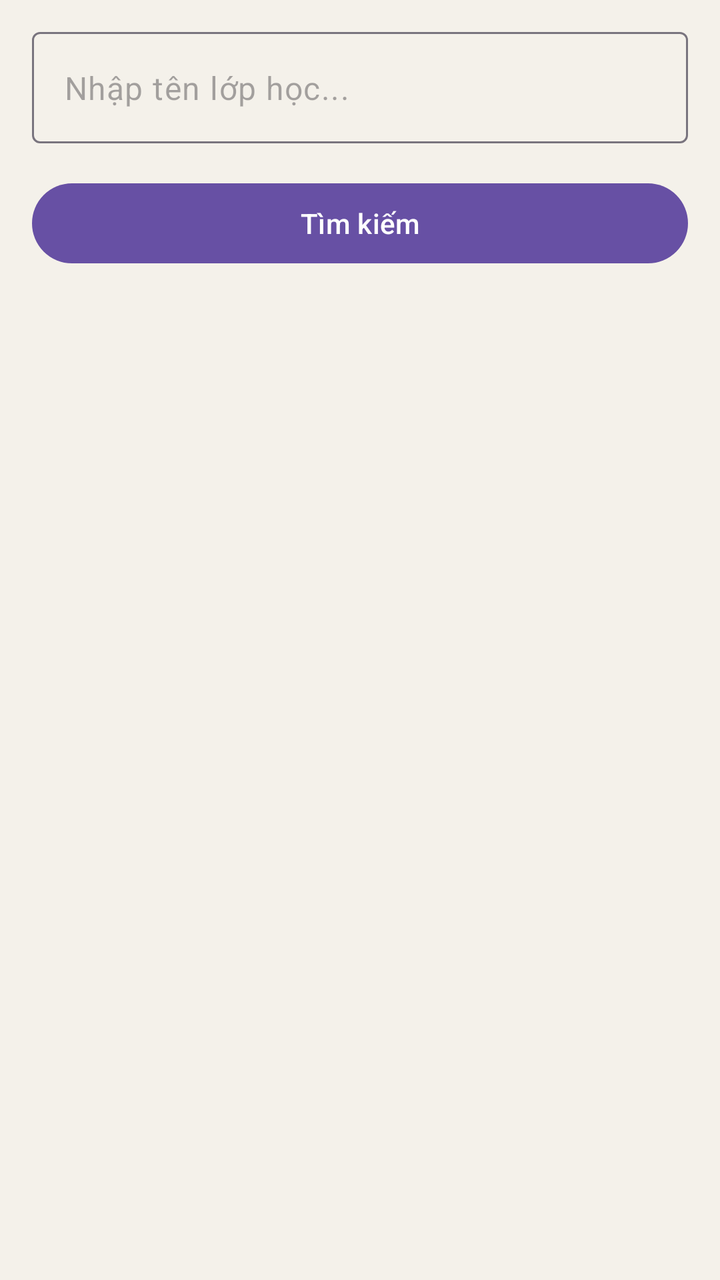
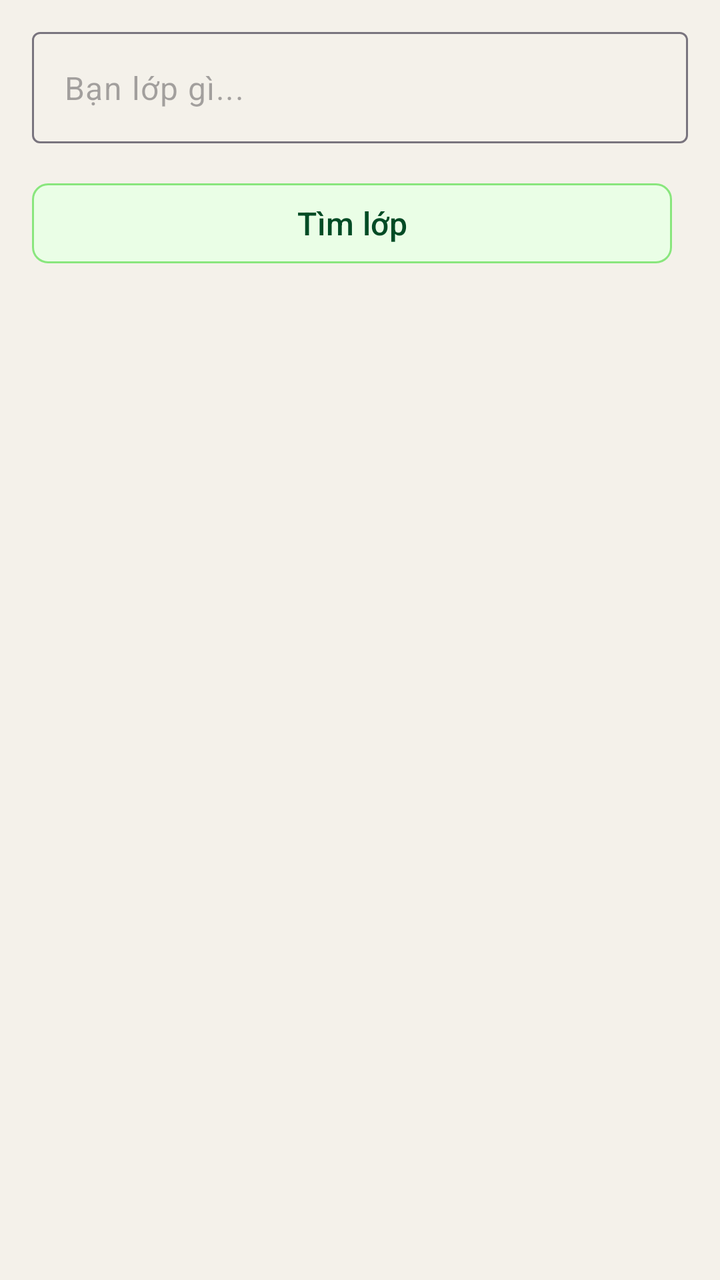

Compare the two renders of this Android layout. The source of the first and the diff that turns it into the second are given below.
<!-- AndroidManifest.xml: application theme Theme.Timetable -->
<!-- res/layout/fragment_class_search.xml -->
<?xml version="1.0" encoding="utf-8"?>
<LinearLayout xmlns:android="http://schemas.android.com/apk/res/android"
    xmlns:app="http://schemas.android.com/apk/res-auto"
    xmlns:tools="http://schemas.android.com/tools"
    android:layout_width="match_parent"
    android:layout_height="match_parent"
    android:background="#F4F1EA"
    android:orientation="vertical"
    android:padding="16dp"
    tools:context=".ClassSearchFragment">

    <com.google.android.material.textfield.TextInputLayout
        android:id="@+id/searchInputLayout"
        android:layout_width="match_parent"
        android:layout_height="wrap_content"
        android:layout_marginBottom="16dp"
        app:hintEnabled="false">

        <com.google.android.material.textfield.TextInputEditText
            android:id="@+id/searchInput"
            android:layout_width="match_parent"
            android:layout_height="wrap_content"
            android:hint="Nhập tên lớp học..."
            android:inputType="text" />

    </com.google.android.material.textfield.TextInputLayout>

    <com.google.android.material.button.MaterialButton
        android:id="@+id/searchButton"
        android:layout_width="match_parent"
        android:layout_height="wrap_content"
        android:layout_marginBottom="16dp"
        android:text="Tìm kiếm" />

    <ProgressBar
        android:id="@+id/loadingProgress"
        android:layout_width="wrap_content"
        android:layout_height="wrap_content"
        android:layout_gravity="center"
        android:visibility="gone" />

    <TextView
        android:id="@+id/noResultsText"
        android:layout_width="match_parent"
        android:layout_height="wrap_content"
        android:gravity="center"
        android:padding="20dp"
        android:text="Không tìm thấy lớp học"
        android:textSize="16sp"
        android:visibility="gone" />

    <androidx.recyclerview.widget.RecyclerView
        android:id="@+id/searchResultsRecyclerView"
        android:layout_width="match_parent"
        android:layout_height="match_parent"
        app:layoutManager="androidx.recyclerview.widget.LinearLayoutManager"
        tools:listitem="@layout/item_class_search_result" />

</LinearLayout>
<!-- res/layout/item_class_search_result.xml (included above) -->
<?xml version="1.0" encoding="utf-8"?>
<LinearLayout xmlns:android="http://schemas.android.com/apk/res/android"
    xmlns:app="http://schemas.android.com/apk/res-auto"
    android:layout_width="match_parent"
    android:layout_height="wrap_content"
    android:background="#FFFFFF"
    android:orientation="vertical"
    android:padding="12dp">

    <TextView
        android:id="@+id/classNameText"
        android:layout_width="match_parent"
        android:layout_height="wrap_content"
        android:textColor="#161616"
        android:textSize="16sp"
        android:textStyle="bold" />

    <TextView
        android:id="@+id/subjectsCountText"
        android:layout_width="match_parent"
        android:layout_height="wrap_content"
        android:layout_marginTop="4dp"
        android:textColor="#666666"
        android:textSize="14sp" />

</LinearLayout>
<!-- resources referenced by this layout -->
<resources>
  <style name="Theme.Timetable" parent="Base.Theme.Timetable" />
  <style name="Base.Theme.Timetable" parent="Theme.Material3.DayNight.NoActionBar">
          
          
      </style>
</resources>

<!-- the commit's change to res/layout/fragment_class_search.xml (unified diff, before → after) -->
@@ -20,7 +20,7 @@
             android:id="@+id/searchInput"
             android:layout_width="match_parent"
             android:layout_height="wrap_content"
-            android:hint="Nhập tên lớp học..."
+            android:hint="Bạn lớp gì..."
             android:inputType="text" />
 
     </com.google.android.material.textfield.TextInputLayout>
@@ -29,8 +29,14 @@
         android:id="@+id/searchButton"
         android:layout_width="match_parent"
         android:layout_height="wrap_content"
-        android:layout_marginBottom="16dp"
-        android:text="Tìm kiếm" />
+        android:layout_marginEnd="8dp"
+        android:text="Tìm lớp"
+        android:textColor="#004B25"
+        app:backgroundTint="#EBEAFFE7"
+        app:strokeColor="#89E67D"
+        app:strokeWidth="1dp"
+        android:textSize="16sp"
+        app:cornerRadius="8dp" />
 
     <ProgressBar
         android:id="@+id/loadingProgress"
